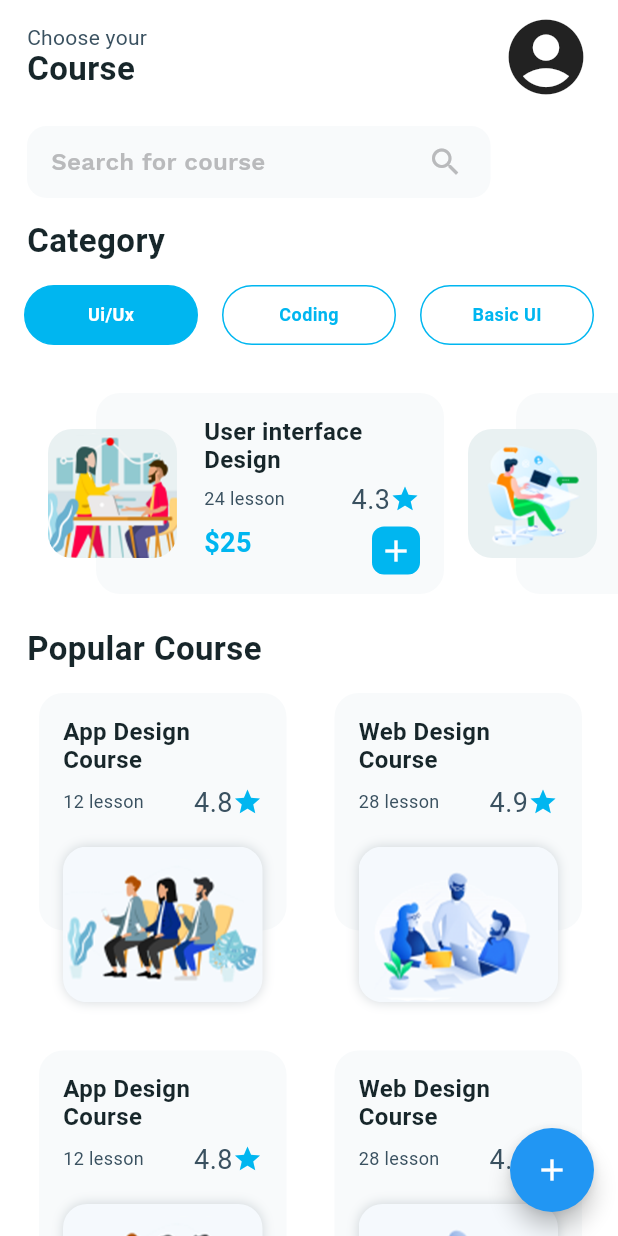
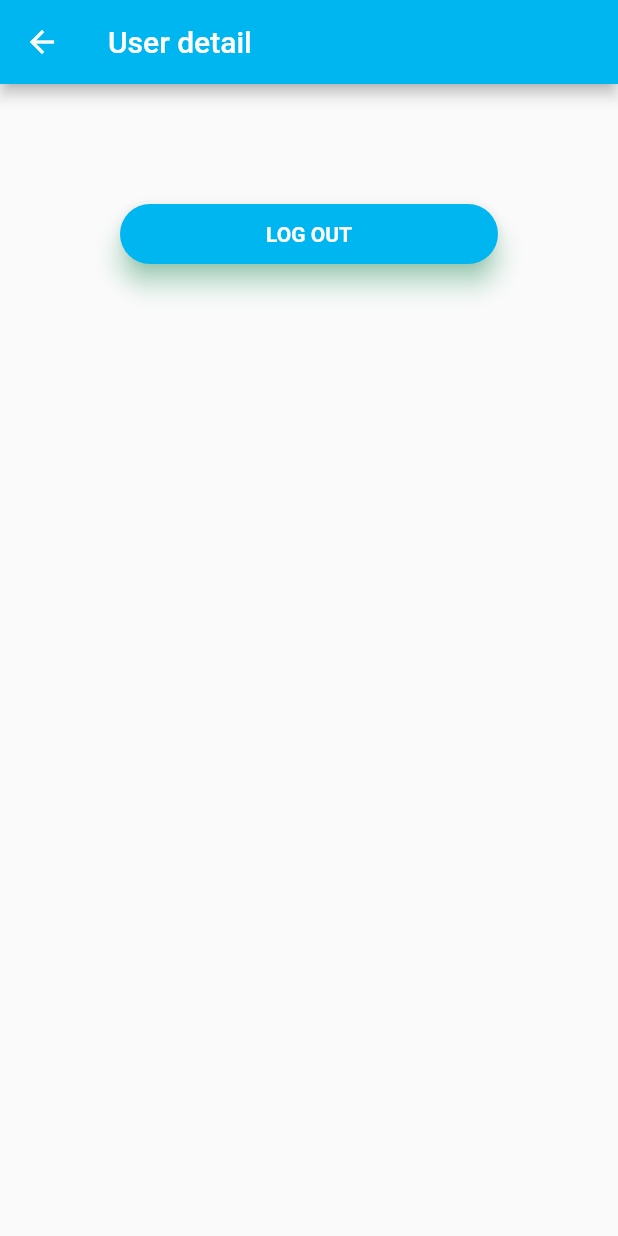
Before and after one commit to Flatnote/Coe-Ops, a Flutter app: the MyHomePage screen opened directly, after a tap on the "account circle" icon, on a phone screen of 412 x 824 dp. Run offline on Flutter 3.47's test engine with Material 2 defaults, Android fonts, the phone set to English and light mode, and no system bars; our stand-ins replace cached_network_image, cloud_firestore, dio, email_validator, firebase_analytics, firebase_auth and 6 more; accounts and stored records are empty.

```diff
--- a/lib/design_course/home_design_course.dart
+++ b/lib/design_course/home_design_course.dart
@@ -4,6 +4,7 @@ import 'package:coeops/design_course/course_info_screen.dart';
 import 'package:coeops/design_course/models/category.dart';
 import 'package:coeops/design_course/popular_course_list_view.dart';
 import 'package:coeops/main.dart';
+import 'package:coeops/ui/user_detail.dart';
 import 'package:flutter/material.dart';
 import 'design_course_app_theme.dart';
 
@@ -14,15 +15,6 @@ class DesignCourseHomeScreen extends StatefulWidget {
 
 class _DesignCourseHomeScreenState extends State<DesignCourseHomeScreen> {
   CategoryType categoryType = CategoryType.ui;
-
-  Choice _selectedChoice = choices[0]; // The app's "state".
-
-  void _select(Choice choice) {
-    // Causes the app to rebuild with the new _selectedChoice.
-    setState(() {
-      _selectedChoice = choice;
-    });
-  }
 
   @override
   Widget build(BuildContext context) {
@@ -311,7 +303,10 @@ class _DesignCourseHomeScreenState extends State<DesignCourseHomeScreen> {
             ),
           ),
           InkWell(
-            onTap: () {},
+            onTap: () {
+              Navigator.push(context,
+                  MaterialPageRoute(builder: (context) => UserDetail()));
+            },
             child: AvatarHeader(),
           )
         ],
@@ -325,43 +320,3 @@ enum CategoryType {
   coding,
   basic,
 }
-
-class Choice {
-  const Choice({this.title, this.icon});
-
-  final String title;
-  final IconData icon;
-}
-
-const List<Choice> choices = const <Choice>[
-  const Choice(title: 'Car', icon: Icons.directions_car),
-  const Choice(title: 'Bicycle', icon: Icons.directions_bike),
-  const Choice(title: 'Boat', icon: Icons.directions_boat),
-  const Choice(title: 'Bus', icon: Icons.directions_bus),
-  const Choice(title: 'Train', icon: Icons.directions_railway),
-  const Choice(title: 'Walk', icon: Icons.directions_walk),
-];
-
-class ChoiceCard extends StatelessWidget {
-  const ChoiceCard({Key key, this.choice}) : super(key: key);
-
-  final Choice choice;
-
-  @override
-  Widget build(BuildContext context) {
-    final TextStyle textStyle = Theme.of(context).textTheme.display1;
-    return Card(
-      color: Colors.white,
-      child: Center(
-        child: Column(
-          mainAxisSize: MainAxisSize.min,
-          crossAxisAlignment: CrossAxisAlignment.center,
-          children: <Widget>[
-            Icon(choice.icon, size: 128.0, color: textStyle.color),
-            Text(choice.title, style: textStyle),
-          ],
-        ),
-      ),
-    );
-  }
-}
--- a/lib/design_course/popular_course_list_view.dart
+++ b/lib/design_course/popular_course_list_view.dart
@@ -29,7 +29,7 @@ class _PopularCourseListViewState extends State<PopularCourseListView>
   @override
   Widget build(BuildContext context) {
     return Padding(
-      padding: const EdgeInsets.only(top: 8),
+      padding: const EdgeInsets.only(top: 8, bottom: 16),
       child: FutureBuilder<bool>(
         future: getData(),
         builder: (BuildContext context, AsyncSnapshot<bool> snapshot) {
--- a/lib/home.dart
+++ b/lib/home.dart
@@ -3,6 +3,7 @@ import 'dart:io';
 
 import 'package:cloud_firestore/cloud_firestore.dart';
 import 'package:coeops/design_course/create_course_form.dart';
+import 'package:coeops/design_course/design_course_app_theme.dart';
 import 'package:coeops/design_course/home_design_course.dart';
 import 'package:firebase_analytics/firebase_analytics.dart';
 import 'package:firebase_analytics/observer.dart';
@@ -107,6 +108,7 @@ class _MyHomePageState extends State<MyHomePage> {
           onPressed: _navigateToCreatePage,
           tooltip: 'New course',
           child: Icon(Icons.add),
+          backgroundColor: DesignCourseAppTheme.nearlyBlue,
         ),
       ),
     );
--- a/lib/main.dart
+++ b/lib/main.dart
@@ -9,6 +9,7 @@ import 'package:coeops/ui/forgot_password.dart';
 import 'package:coeops/ui/signin.dart';
 import 'package:coeops/ui/signup.dart';
 import 'package:coeops/view_model/google_button.dart';
+import 'package:coeops/view_model/user.dart';
 import 'package:firebase_analytics/firebase_analytics.dart';
 import 'package:firebase_analytics/observer.dart';
 import 'package:flutter/material.dart';
@@ -18,6 +19,9 @@ void main() async {
   setupLocator();
   return runApp(MultiProvider(
     providers: [
+      ChangeNotifierProvider(
+        create: (context) => UserViewModel(),
+      ),
       ChangeNotifierProvider(
         create: (context) => GoogleButtonViewModel(),
       ),
--- a/lib/models/user.dart
+++ b/lib/models/user.dart
@@ -8,8 +8,6 @@ class User {
 class UserData {
   final String uid;
   final String name;
-  final String sugars;
-  final int strength;
 
-  UserData({this.uid, this.sugars, this.strength, this.name});
+  UserData({this.uid, this.name});
 }
--- a/lib/services/auth_service.dart
+++ b/lib/services/auth_service.dart
@@ -134,6 +134,7 @@ class AuthService {
       if (isSigned) {
         await googleSignIn.disconnect();
         await googleSignIn.signOut();
+        await _auth.signOut();
       } else {
         await _auth.signOut();
       }
--- /dev/null
+++ b/lib/ui/user_detail.dart
@@ -0,0 +1,74 @@
+import 'package:coeops/design_course/design_course_app_theme.dart';
+import 'package:coeops/view_model/base.dart';
+import 'package:coeops/view_model/user.dart';
+import 'package:flutter/material.dart';
+import 'package:provider/provider.dart';
+
+class UserDetail extends StatefulWidget {
+  UserDetail({Key key}) : super(key: key);
+
+  @override
+  _UserDetailState createState() => _UserDetailState();
+}
+
+class _UserDetailState extends State<UserDetail> {
+  @override
+  void initState() {
+    super.initState();
+  }
+
+  @override
+  Widget build(BuildContext context) {
+    return Scaffold(
+      appBar: AppBar(
+        title: Text('User detail'),
+        backgroundColor: DesignCourseAppTheme.nearlyBlue,
+      ),
+      body: Container(
+        child: Center(
+            child: Column(
+          children: <Widget>[
+            Padding(
+              padding: const EdgeInsets.all(80),
+              child: Container(
+                height: 40.0,
+                child: Material(
+                  borderRadius: BorderRadius.circular(20.0),
+                  shadowColor: Colors.greenAccent,
+                  color: DesignCourseAppTheme.nearlyBlue,
+                  elevation: 7.0,
+                  child: Provider.of<UserViewModel>(context).viewStatus ==
+                          ViewStatus.Loading
+                      ? CircularProgressIndicator(
+                          valueColor: AlwaysStoppedAnimation(Colors.white),
+                        )
+                      : GestureDetector(
+                          onTap: () async {
+                            final response = await Provider.of<UserViewModel>(
+                                    context,
+                                    listen: false)
+                                .signOut();
+                            if (response == true) {
+                              Navigator.of(context).pushNamedAndRemoveUntil(
+                                  '/signin', (Route<dynamic> route) => false);
+                            }
+                          },
+                          child: Center(
+                            child: Text(
+                              'LOG OUT',
+                              style: TextStyle(
+                                color: Colors.white,
+                                fontWeight: FontWeight.bold,
+                              ),
+                            ),
+                          ),
+                        ),
+                ),
+              ),
+            ),
+          ],
+        )),
+      ),
+    );
+  }
+}
--- a/lib/view_model/google_button.dart
+++ b/lib/view_model/google_button.dart
@@ -22,7 +22,7 @@ class GoogleButtonViewModel extends BaseViewModel {
   final GoogleSignIn googleSignIn = GoogleSignIn();
 
   // sign in with google
-  Future<bool> signInWithGoogle(Map<String, String> formData) async {
+  Future<bool> signInWithGoogle() async {
     setStatus(ViewStatus.Loading);
     FirebaseUser user;
     try {
--- a/pubspec.yaml
+++ b/pubspec.yaml
@@ -1,5 +1,5 @@
 name: coeops
-description: COE-Ops-learning platform
+description: COE Devops-learning platform
 
 # The following defines the version and build number for your application.
 # A version number is three numbers separated by dots, like 1.2.43
@@ -40,6 +40,7 @@ dependencies:
   get_it: ^3.0.3
   provider: ^3.0.0+1
   dio: ^3.0.6
+  email_validator: ^1.0.3
 
   cached_network_image: ^2.0.0-rc
 
```
Also changed, not shown: lib/design_course/create_course_form.dart (+30 -0 lines), lib/ui/signin.dart (+46 -13 lines), lib/utils/input_validator.dart (added, +46 -0 lines), lib/view_model/user.dart (+13 -0 lines), pubspec.lock.
